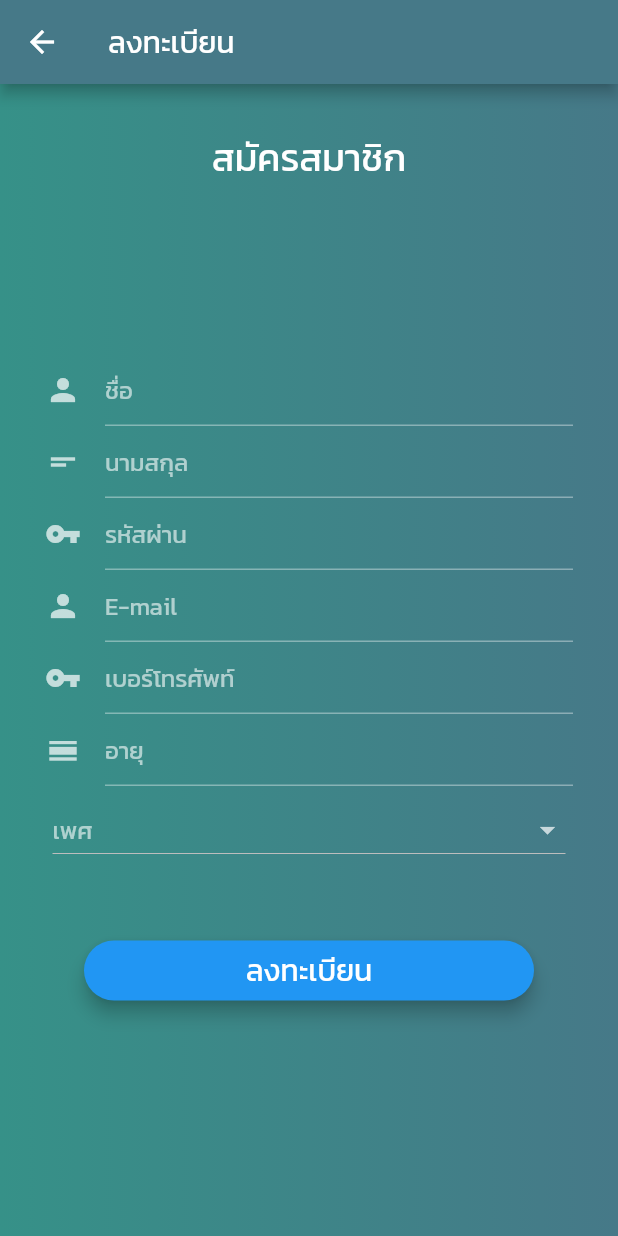
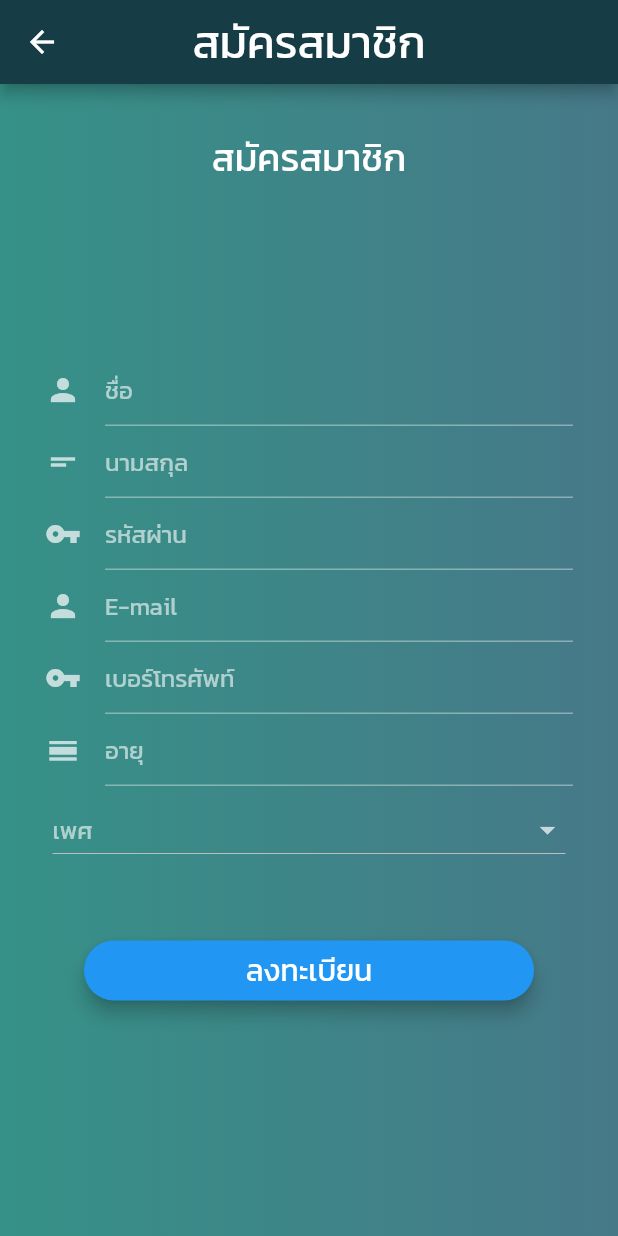
Before and after one commit to Supakoa/Phatthalung_App, a Flutter app: the register screen opened directly, on a phone screen of 412 x 824 dp. Run offline on Flutter 3.47's test engine with Material 2 defaults, Android fonts, the phone set to English and light mode, and no system bars; our stand-ins replace carousel_slider, google_maps_flutter; accounts and stored records are empty; generated files the repository leaves out were written again.

```diff
--- a/app/lib/main.dart
+++ b/app/lib/main.dart
@@ -15,7 +15,8 @@ class Main extends StatelessWidget {
           primaryColor: Colors.lightBlue[800],
           accentColor: Colors.cyan[600],
           fontFamily: 'Kanit',
-          backgroundColor: Color.fromARGB(255, 28,94,113)
+          backgroundColor: Color.fromARGB(255, 28,94,113),
+
       ),
       home: MyLogin(),
 
--- a/app/lib/regis.dart
+++ b/app/lib/regis.dart
@@ -16,8 +16,9 @@ class register extends StatelessWidget {
     return Scaffold(
       resizeToAvoidBottomPadding: false,
       appBar: AppBar(
-        title: Text("ลงทะเบียน", style: TextStyle(color: Colors.white)),
-        backgroundColor: Color.fromARGB(255, 70, 121, 136),
+        title: Text("สมัครสมาชิก", style: TextStyle(color: Colors.white,fontSize: 30)),
+         centerTitle: true,
+        backgroundColor: Color(0x0ff163c46),
       ),
       body: Container(
           decoration: BoxDecoration(
--- a/app/pubspec.yaml
+++ b/app/pubspec.yaml
@@ -72,6 +72,8 @@ flutter:
     - family: Kanit
       fonts:
         - asset: assets/Kanit-Regular.ttf
+  assets:
+    - assets/logo.png
   #   - family: Trajan Pro
   #     fonts:
   #       - asset: fonts/TrajanPro.ttf
```
Also changed, not shown: app/assets/images/logo.png (added).
